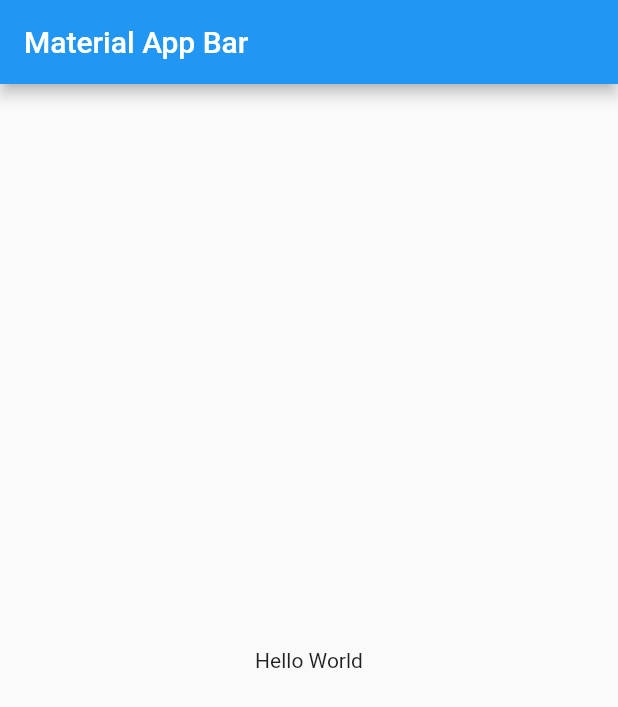
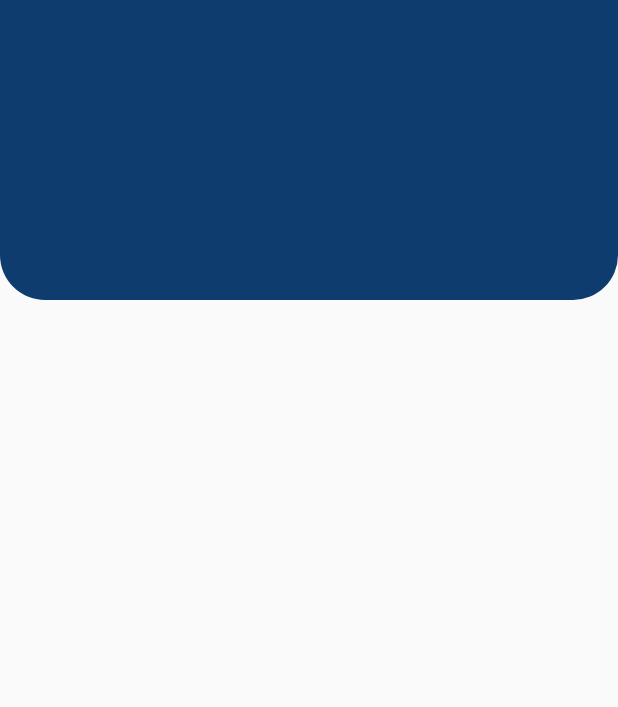
Before and after one commit to najmulmyself/Higher-Study, a Flutter app: the screen it shows after launch, on a phone screen of 412 x 824 dp. Shown: the top 707 px of the screen. Run offline on Flutter 3.47's test engine with Material 2 defaults, Android fonts, the phone set to English and light mode, and no system bars.

```diff
--- a/lib/main.dart
+++ b/lib/main.dart
@@ -1,4 +1,7 @@
+// ignore_for_file: prefer_const_constructors
+
 import 'package:flutter/material.dart';
+import 'package:higher_study/screens/home_page.dart';
 
 void main() => runApp(MyApp());
 
@@ -6,16 +9,10 @@ class MyApp extends StatelessWidget {
   @override
   Widget build(BuildContext context) {
     return MaterialApp(
+      debugShowCheckedModeBanner: false,
       title: 'Material App',
       home: Scaffold(
-        appBar: AppBar(
-          title: Text('Material App Bar'),
-        ),
-        body: Center(
-          child: Container(
-            child: Text('Hello World'),
-          ),
-        ),
+        body: HomePage(),
       ),
     );
   }
--- /dev/null
+++ b/lib/screens/home_page.dart
@@ -0,0 +1,24 @@
+// ignore_for_file: prefer_const_constructors
+
+import 'package:flutter/material.dart';
+
+class HomePage extends StatelessWidget {
+  const HomePage({Key? key}) : super(key: key);
+
+  @override
+  Widget build(BuildContext context) {
+    return Scaffold(
+      body: Container(
+        height: 200,
+        width: double.infinity,
+        decoration: BoxDecoration(
+           color: Color(0xff0E3C6E),
+          borderRadius: BorderRadius.only(
+            bottomLeft: Radius.circular(30),
+            bottomRight: Radius.circular(30),
+          ),
+        ),
+      ),
+    );
+  }
+}
```
Also changed, not shown: lib/component/header.dart (added), 1 other file.
